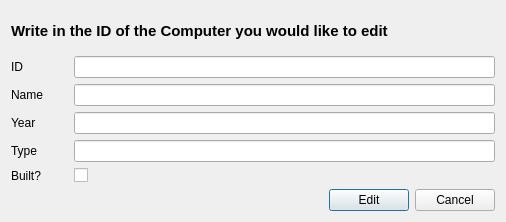
Before: the Qt Designer form Skil 3/UI/editcomputers.ui in SenpaiPlz/0011Week, drawn with Qt 5.
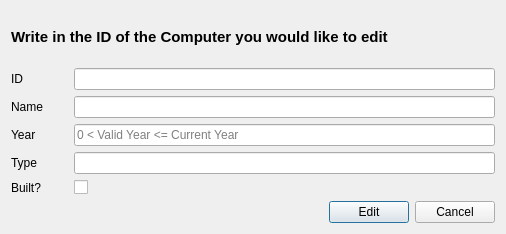
After: the same form once the commit is applied. Icons and pictures are not drawn.

```diff
--- a/Skil 3/UI/editcomputers.ui
+++ b/Skil 3/UI/editcomputers.ui
@@ -7,7 +7,7 @@
     <x>0</x>
     <y>0</y>
     <width>506</width>
-    <height>222</height>
+    <height>234</height>
    </rect>
   </property>
   <property name="windowTitle">
@@ -55,7 +55,11 @@
       </widget>
      </item>
      <item row="2" column="1">
-      <widget class="QLineEdit" name="edit_year"/>
+      <widget class="QLineEdit" name="edit_year">
+       <property name="placeholderText">
+        <string>0 &lt; Valid Year &lt;= Current Year</string>
+       </property>
+      </widget>
      </item>
      <item row="2" column="0">
       <widget class="QLabel" name="label_4">
```
